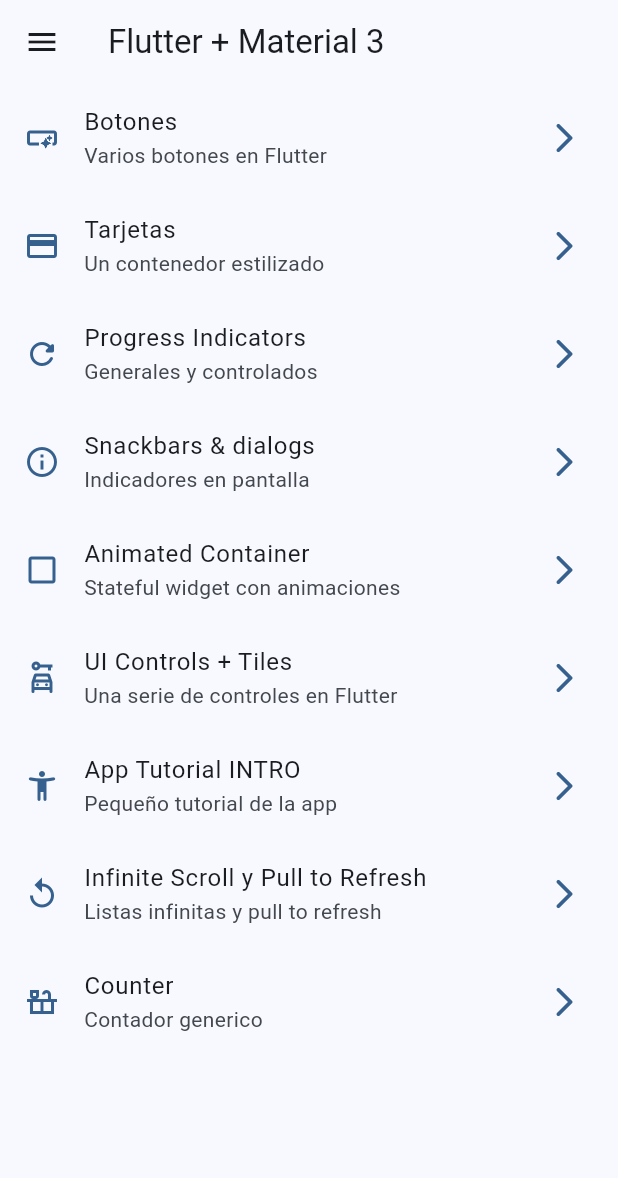
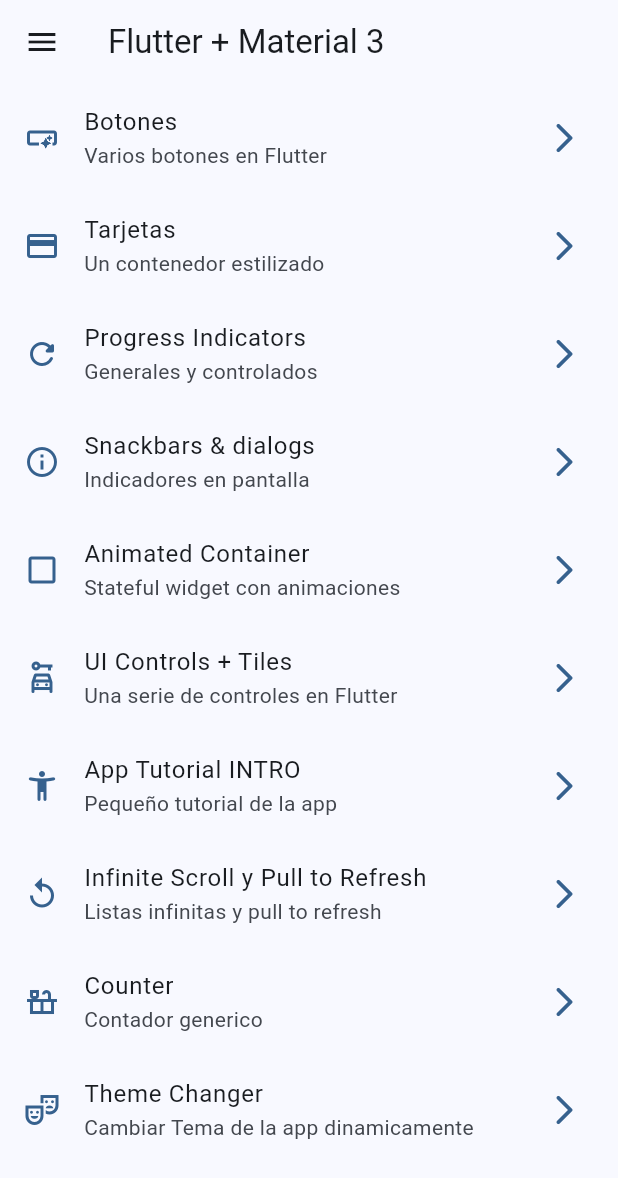
Before and after one commit to Javernaver/widgets-app, a Flutter app: the screen it shows after launch, on a phone screen of 412 x 824 dp. Shown: the top 1178 px of the screen. Run offline on Flutter 3.47's test engine with Material 2 defaults, Android fonts, the phone set to English and light mode, and no system bars; our stand-ins replace animate_do, flutter_riverpod, go_router.

Commit message:
theme changer

```diff
--- a/lib/config/menu/menu_items.dart
+++ b/lib/config/menu/menu_items.dart
@@ -69,4 +69,10 @@ const appMenuItems = <MenuItem>[
     link: '/counter',
     icon: Icons.countertops_outlined,
   ),
+  MenuItem(
+    title: 'Theme Changer',
+    subtitle: 'Cambiar Tema de la app dinamicamente',
+    link: '/theme-changer',
+    icon: Icons.theater_comedy_outlined,
+  ),
 ];
--- a/lib/config/router/app_router.dart
+++ b/lib/config/router/app_router.dart
@@ -55,5 +55,10 @@ final appRouter = GoRouter(
       path: '/counter',
       builder: (context, state) => const CounterScreen(),
     ),
+    GoRoute(
+      name: ThemeChangerScreen.name,
+      path: '/theme-changer',
+      builder: (context, state) => const ThemeChangerScreen(),
+    ),
   ],
 );
--- a/lib/config/themes/app_theme.dart
+++ b/lib/config/themes/app_theme.dart
@@ -25,12 +25,16 @@ const colorList = <Color>[
 
 class AppTheme {
   final int selectedColor;
+  final bool isDarkMode;
 
-  AppTheme({this.selectedColor = 0})
-      : assert(selectedColor >= 0 && selectedColor < colorList.length);
+  AppTheme({
+    this.selectedColor = 0,
+    this.isDarkMode = false,
+  }) : assert(selectedColor >= 0 && selectedColor < colorList.length);
 
   ThemeData getTheme() => ThemeData(
       useMaterial3: true,
+      brightness: isDarkMode ? Brightness.dark : Brightness.light,
       colorSchemeSeed: colorList[selectedColor],
       appBarTheme: const AppBarTheme(
         centerTitle: false,
--- a/lib/main.dart
+++ b/lib/main.dart
@@ -2,6 +2,7 @@ import 'package:flutter/material.dart';
 import 'package:flutter_riverpod/flutter_riverpod.dart';
 import 'package:widgets_app/config/router/app_router.dart';
 import 'package:widgets_app/config/themes/app_theme.dart';
+import 'package:widgets_app/presentation/providers/theme_provider.dart';
 
 void main() {
   runApp(const ProviderScope(
@@ -15,11 +16,14 @@ class MainApp extends ConsumerWidget {
 
   @override
   Widget build(BuildContext context, WidgetRef ref) {
+    final int selectedColor = ref.watch(selectedColorProvider);
+    final bool isDarkMode = ref.watch(isInDarkModeProvider);
     return MaterialApp.router(
       title: 'Flutter Widgets App',
       routerConfig: appRouter,
       debugShowCheckedModeBanner: false,
-      theme: AppTheme(selectedColor: 0).getTheme(),
+      theme: AppTheme(selectedColor: selectedColor, isDarkMode: isDarkMode)
+          .getTheme(),
     );
   }
 }
--- a/lib/presentation/providers/theme_provider.dart
+++ b/lib/presentation/providers/theme_provider.dart
@@ -1,3 +1,11 @@
 import 'package:flutter_riverpod/flutter_riverpod.dart';
+import 'package:widgets_app/config/themes/app_theme.dart';
 
+// ESTADO DE COLORES INMUTABLES
+final colorListProvider = Provider((ref) => colorList);
+
+// ESTADO DE TEMA
 final isInDarkModeProvider = StateProvider((ref) => false);
+
+// valor seleccionado del tema
+final selectedColorProvider = StateProvider((ref) => 0);
--- a/lib/presentation/screens/screens.dart
+++ b/lib/presentation/screens/screens.dart
@@ -7,4 +7,5 @@ export 'package:widgets_app/presentation/screens/home/home_screen.dart';
 export 'package:widgets_app/presentation/screens/inifinite_scroll/infinite_scroll_screen.dart';
 export 'package:widgets_app/presentation/screens/progress/progress_screen.dart';
 export 'package:widgets_app/presentation/screens/snackbar/snackbar_screen.dart';
+export 'package:widgets_app/presentation/screens/theme_changer/theme_changer_screen.dart';
 export 'package:widgets_app/presentation/screens/ui_controls/ui_controls_screen.dart';
```
Also changed, not shown: lib/presentation/screens/theme_changer/theme_changer_screen.dart (added, +61 -0 lines).
